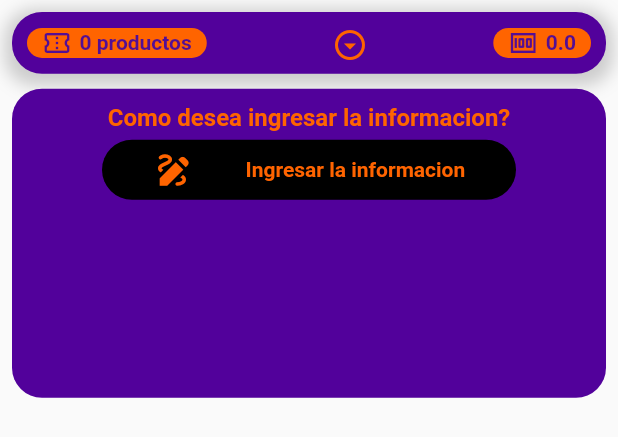
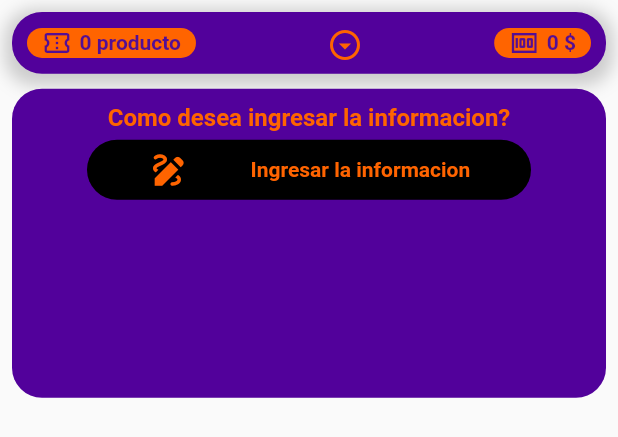
Before and after one commit to CoffeemondoApp/Flutter.MobileApp, a Flutter app: the CarritoPage widget shown alone on an empty page, opened directly with empty values, after a tap on "Comprar ahora", on a phone screen of 412 x 824 dp. Shown: the top 437 px of the screen. Run offline on Flutter 3.47's test engine with Material 2 defaults, Android fonts, the phone set to English and light mode, and no system bars; our stand-ins replace awesome_snackbar_content, cloud_firestore, cloud_functions, currency_text_input_formatter, dropdown_textfield, email_validator and 15 more; missing offline and left inert: date_range_form_field, easy_autocomplete, flutter_google_places, flutter_inappwebview, flutter_launcher_icons, google_api_headers and 2 more; accounts and stored records are empty.

Commit message:
bugs fixed sprint mayo

```diff
--- a/lib/pantallas/user_logeado/index.dart
+++ b/lib/pantallas/user_logeado/index.dart
@@ -261,6 +261,7 @@ class IndexPageState extends State<IndexPage> {
     ];
     return SafeArea(
       child: Scaffold(
+        resizeToAvoidBottomInset: false,
         backgroundColor: colorScaffold,
         appBar: showAppBar
             ? // Condición para mostrar el AppBarCustom
--- a/lib/pantallas/user_logeado/paginas/carrito/carrito.dart
+++ b/lib/pantallas/user_logeado/paginas/carrito/carrito.dart
@@ -105,8 +105,6 @@ TextEditingController rut = TextEditingController();
     Map<String, dynamic> resultJson = jsonDecode(resultString);
 
     String token = resultJson['paymentMethodData']['tokenizationData']['token'];
-
-
 
     Map<String, dynamic> datosUsuario = {
       'nombre': nombre.text,
@@ -312,6 +310,9 @@ TextEditingController rut = TextEditingController();
   }
 
   Widget barraCarrito() {
+    String productosText = carritoController.productosEnCarrito.length > 1
+        ? 'productos'
+        : 'producto';
     return (Container(
       child: Row(
         mainAxisAlignment: MainAxisAlignment.spaceBetween,
@@ -330,7 +331,7 @@ TextEditingController rut = TextEditingController();
                     Container(
                       margin: EdgeInsets.only(left: 5),
                       child: Text(
-                        '${carritoController.productosEnCarrito.length} productos',
+                        '${carritoController.productosEnCarrito.length} $productosText',
                         style: TextStyle(
                             color: colorMorado,
                             fontSize: 14,
@@ -377,7 +378,7 @@ TextEditingController rut = TextEditingController();
                     Container(
                       margin: EdgeInsets.only(left: 5),
                       child: Text(
-                        '${carritoController.obtenerPrecioTotal()}',
+                        '${numberFormat.format(carritoController.obtenerPrecioTotal())}',
                         style: TextStyle(
                             color: colorMorado,
                             fontSize: 14,
@@ -512,7 +513,7 @@ TextEditingController rut = TextEditingController();
           ),
           child: Container(
               margin: EdgeInsets.symmetric(
-                  vertical: 10, horizontal: infoGuardada && isSmall ? 10 : 20),
+                  vertical: 10, horizontal: infoGuardada && isSmall ? 10 : 10),
               child: moduloSelectInfo2
                   ? !moduloIngresarInfo2
                       ? containerSelectInputInfo()
@@ -527,18 +528,18 @@ TextEditingController rut = TextEditingController();
                               ),
                               Container(
                                   height:
-                                      MediaQuery.of(context).size.height * 0.3,
+                                      MediaQuery.of(context).size.height * 0.40,
                                   child: SingleChildScrollView(
                                     child: Column(
                                       mainAxisAlignment:
-                                          MainAxisAlignment.spaceAround,
+                                          MainAxisAlignment.spaceBetween,
                                       children: [
                                         nameInputCustom('Nombre', nombre),
                                         nameInputCustom('Apellido', apellido),
                                         emailInputCustom('Correo', correo),
-                                        phoneNumberInputCustom('Telefono', telefono),
+                                        phoneNumberInputCustom(
+                                            'Telefono', telefono),
                                         rutInputCustom('Rut', rut),
-
                                       ],
                                     ),
                                   )),
@@ -613,7 +614,7 @@ TextEditingController rut = TextEditingController();
                                     Container(
                                         margin: EdgeInsets.only(left: 6),
                                         child: Text(
-                                          '14.234.423-5',
+                                          rut.text,
                                           style: TextStyle(
                                               color: colorMorado,
                                               fontSize: 14,
@@ -731,6 +732,7 @@ TextEditingController rut = TextEditingController();
               SizedBox(height: 10),
               SingleChildScrollView(
                 child: Container(
+                  width: MediaQuery.of(context).size.width * 0.92,
                   height: isSmall
                       ? MediaQuery.of(context).size.height * 0.15
                       : MediaQuery.of(context).size.height * 0.27,
@@ -889,8 +891,11 @@ TextEditingController rut = TextEditingController();
   Widget btnGuardarInfo() {
     return (InkWell(
       onTap: () {
-        if(nombre.text != '' && apellido.text != '' && correo != '' && telefono.text != '' && rut.text != ''){
-
+        if (nombre.text != '' &&
+            apellido.text != '' &&
+            correo != '' &&
+            telefono.text != '' &&
+            rut.text != '') {
           setState(() {
             moduloSelectInfo2 = false;
           });
```
Also changed, not shown: lib/pantallas/user_logeado/paginas/eventos/asistir_evento.dart (+93 -26 lines), lib/pantallas/user_logeado/widgets/inputsFormularios.dart (+12 -3 lines). Lines whose indentation alone changed are shown as unchanged.
